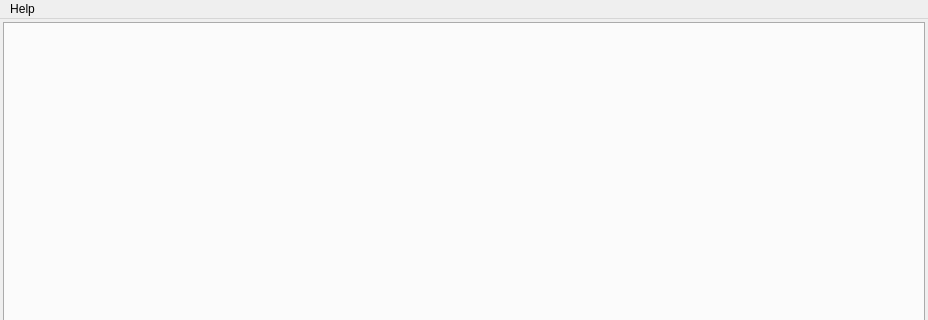
Old version of the form Tools/DebugSettingsEditor/MainWindow.ui in the repository krre/origin; both pictures show x 0 to 928 and y 0 to 320 of the 928 by 488 pixel window.
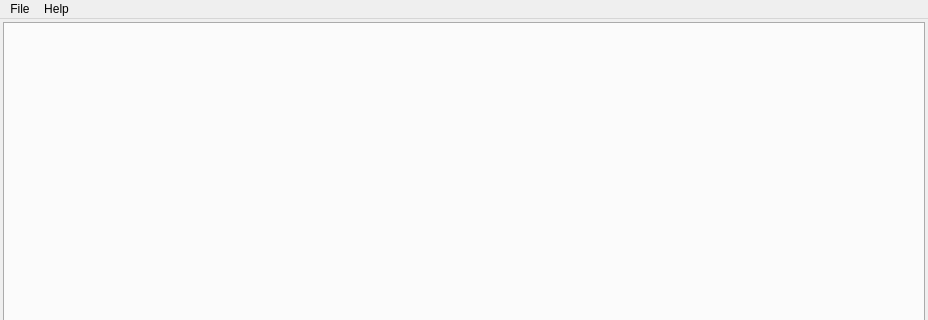
New version of the form.

Commit message: DSE: Add Reload action to File menu

Diff of the .ui file:
```diff
--- a/Tools/DebugSettingsEditor/MainWindow.ui
+++ b/Tools/DebugSettingsEditor/MainWindow.ui
@@ -48,6 +48,13 @@
     </property>
     <addaction name="actionAbout"/>
    </widget>
+   <widget class="QMenu" name="menuFile">
+    <property name="title">
+     <string>File</string>
+    </property>
+    <addaction name="actionReload"/>
+   </widget>
+   <addaction name="menuFile"/>
    <addaction name="menuHelp"/>
   </widget>
   <action name="actionAbout">
```
Left out of the diff: 5 changed lines with no effect on the pictures. The commit also changes 2 other files.
